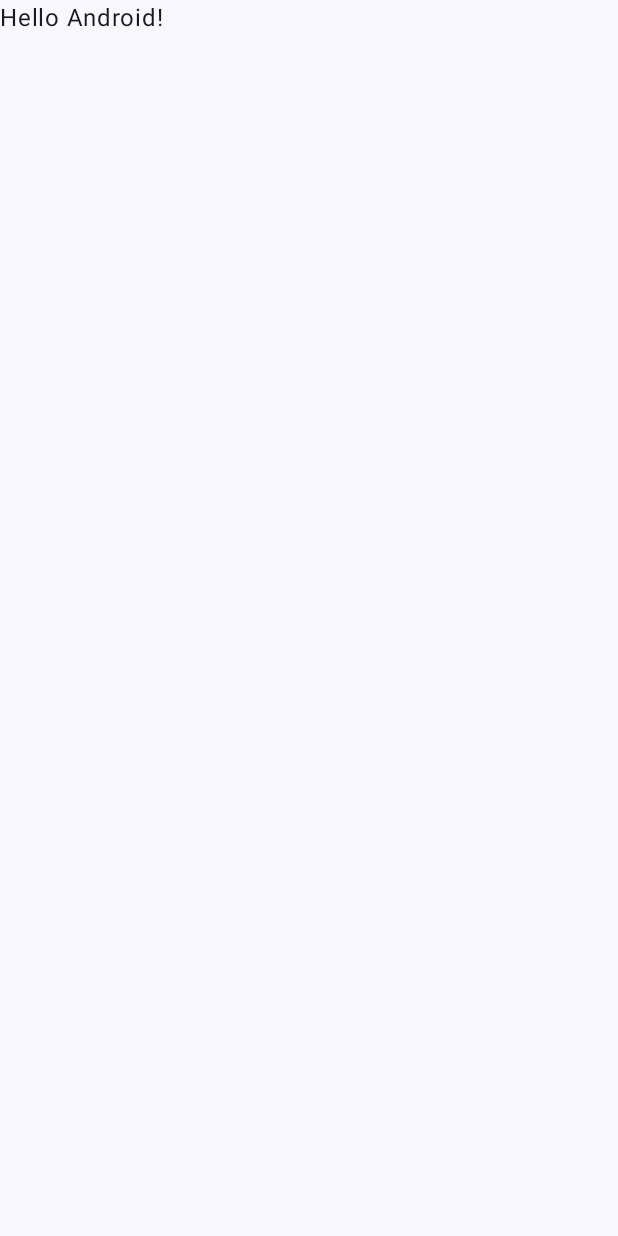
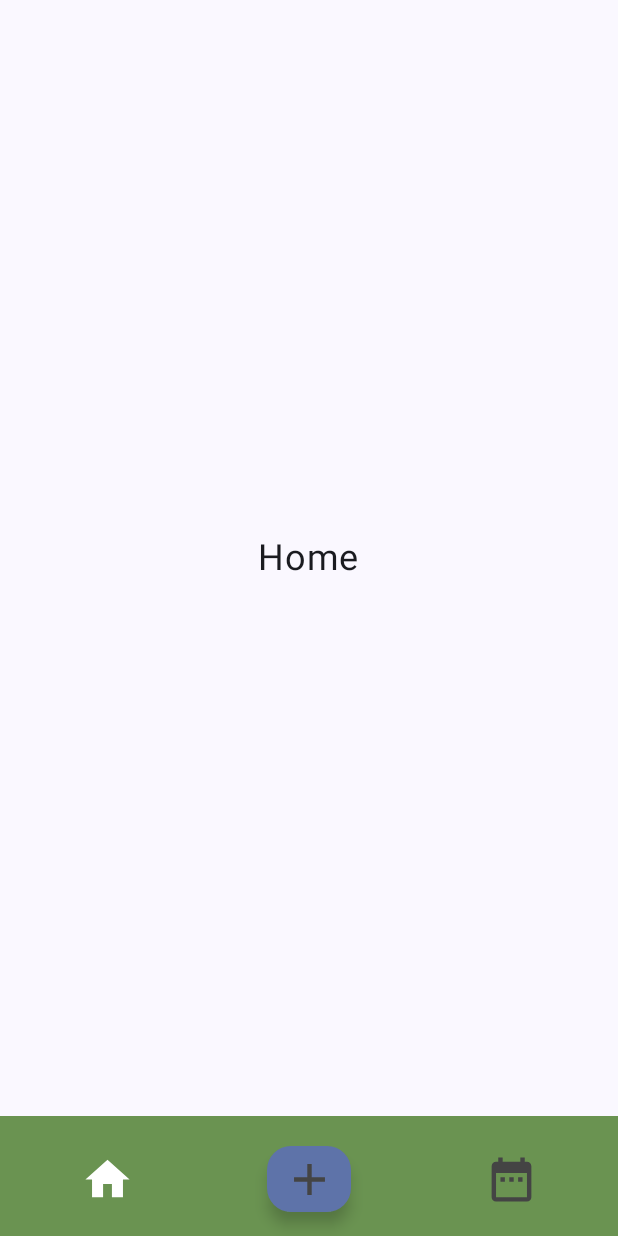
Before and after one commit to DevilsDomain/Shelfy, an Android app built with Jetpack Compose: the screen it shows after launch (MainActivity), on a phone screen of 412 x 824 dp. Before the commit the screen is almost empty. Run offline under Robolectric (Android 15) with nearby library versions, the phone set to English and light mode, and no system bars.

Commit message:
functional navbar created

```diff
--- a/app/build.gradle.kts
+++ b/app/build.gradle.kts
@@ -50,7 +50,7 @@ android {
 }
 
 dependencies {
-
+    implementation("androidx.navigation:navigation-compose:2.7.7")
     implementation(libs.androidx.core.ktx)
     implementation(libs.androidx.lifecycle.runtime.ktx)
     implementation(libs.androidx.activity.compose)
--- a/app/src/main/java/com/example/shelfy/MainActivity.kt
+++ b/app/src/main/java/com/example/shelfy/MainActivity.kt
@@ -4,13 +4,7 @@ import android.os.Bundle
 import androidx.activity.ComponentActivity
 import androidx.activity.compose.setContent
 import androidx.activity.enableEdgeToEdge
-import androidx.compose.foundation.layout.fillMaxSize
-import androidx.compose.foundation.layout.padding
-import androidx.compose.material3.Scaffold
-import androidx.compose.material3.Text
-import androidx.compose.runtime.Composable
-import androidx.compose.ui.Modifier
-import androidx.compose.ui.tooling.preview.Preview
+import com.example.shelfy.navigation.AppNavbar
 import com.example.shelfy.ui.theme.ShelfyTheme
 
 class MainActivity : ComponentActivity() {
@@ -19,29 +13,8 @@ class MainActivity : ComponentActivity() {
         enableEdgeToEdge()
         setContent {
             ShelfyTheme {
-                Scaffold(modifier = Modifier.fillMaxSize()) { innerPadding ->
-                    Greeting(
-                        name = "Android",
-                        modifier = Modifier.padding(innerPadding)
-                    )
-                }
+                AppNavbar()
             }
         }
     }
 }
-
-@Composable
-fun Greeting(name: String, modifier: Modifier = Modifier) {
-    Text(
-        text = "Hello $name!",
-        modifier = modifier
-    )
-}
-
-@Preview(showBackground = true)
-@Composable
-fun GreetingPreview() {
-    ShelfyTheme {
-        Greeting("Android")
-    }
-}
--- /dev/null
+++ b/app/src/main/java/com/example/shelfy/navigation/AppNavbar.kt
@@ -0,0 +1,91 @@
+package com.example.shelfy.navigation
+
+import androidx.compose.foundation.layout.Box
+import androidx.compose.foundation.layout.padding
+import androidx.compose.foundation.layout.size
+import androidx.compose.material.icons.Icons
+import androidx.compose.material.icons.filled.Add
+import androidx.compose.material.icons.filled.AddCircle
+import androidx.compose.material.icons.filled.DateRange
+import androidx.compose.material.icons.filled.Home
+import androidx.compose.material3.BottomAppBar
+import androidx.compose.material3.FloatingActionButton
+import androidx.compose.material3.Icon
+import androidx.compose.material3.IconButton
+import androidx.compose.material3.Scaffold
+import androidx.compose.runtime.Composable
+import androidx.compose.runtime.mutableStateOf
+import androidx.compose.runtime.remember
+import androidx.compose.ui.Alignment
+import androidx.compose.ui.Modifier
+import androidx.compose.ui.graphics.Color
+import androidx.compose.ui.platform.LocalContext
+import androidx.compose.ui.unit.dp
+import androidx.navigation.compose.NavHost
+import androidx.navigation.compose.composable
+import androidx.navigation.compose.rememberNavController
+import com.example.shelfy.screens.browse.BrowseScreen
+import com.example.shelfy.screens.home.HomeScreen
+import com.example.shelfy.screens.timeline.TimelineScreen
+import com.example.shelfy.ui.theme.LibbyGreen
+
+
+@Composable
+fun AppNavbar () {
+    val navController = rememberNavController()
+    val context = LocalContext.current.applicationContext
+    val selected = remember {
+        mutableStateOf(Icons.Default.Home)
+    }
+
+    Scaffold(
+        bottomBar = {
+            BottomAppBar(
+                containerColor = LibbyGreen
+            ) {
+                IconButton(onClick = {
+                    selected.value = Icons.Default.Home
+                    navController.navigate(Screens.Home.screen){
+                        popUpTo(0)
+                    }
+                } ,
+                    modifier = Modifier.weight(1f)) {
+                    Icon(Icons.Default.Home , contentDescription = "home", modifier = Modifier.size(35.dp),
+                        tint = if(selected.value == Icons.Default.Home) Color.White else Color.DarkGray)
+                }
+                Box(modifier = Modifier
+                    .weight(1f)
+                    .padding(16.dp), contentAlignment = Alignment.Center) {
+                    FloatingActionButton(onClick = {
+                        selected.value = Icons.Default.AddCircle
+                        navController.navigate(Screens.Browse.screen){
+                            popUpTo(0)
+                        }
+                    }) {
+                        Icon(Icons.Default.Add, contentDescription = "browse", modifier = Modifier.size(35.dp) ,
+                            tint = if(selected.value == Icons.Default.Add) Color.White else Color.DarkGray)
+                    }
+                }
+                IconButton(onClick = {
+                    selected.value = Icons.Default.DateRange
+                    navController.navigate(Screens.Timeline.screen){
+                        popUpTo(0)
+                    }
+                } ,
+                    modifier = Modifier.weight(1f)) {
+                    Icon(Icons.Default.DateRange , contentDescription = "home", modifier = Modifier.size(35.dp),
+                        tint = if(selected.value == Icons.Default.DateRange) Color.White else Color.DarkGray)
+                }
+            }
+        }
+    ) {paddingValues ->
+        NavHost(navController = navController, startDestination = Screens.Home.screen,
+            modifier = Modifier.padding(paddingValues)){
+            composable(Screens.Home.screen){ HomeScreen()}
+            composable(Screens.Browse.screen){ BrowseScreen() }
+            composable(Screens.Timeline.screen){ TimelineScreen() }
+
+        }
+
+    }
+}
--- /dev/null
+++ b/app/src/main/java/com/example/shelfy/navigation/Screens.kt
@@ -0,0 +1,7 @@
+package com.example.shelfy.navigation
+
+sealed class Screens(val screen: String) {
+    data object Home: Screens("home")
+    data object Browse: Screens("browse")
+    data object Timeline: Screens("timeline")
+}
--- /dev/null
+++ b/app/src/main/java/com/example/shelfy/screens/home/HomeScreen.kt
@@ -0,0 +1,24 @@
+package com.example.shelfy.screens.home
+import androidx.compose.foundation.layout.Arrangement
+import androidx.compose.foundation.layout.Column
+import androidx.compose.foundation.layout.fillMaxSize
+import androidx.compose.foundation.layout.padding
+import androidx.compose.material3.Text
+import androidx.compose.runtime.Composable
+import androidx.compose.ui.Alignment
+import androidx.compose.ui.Modifier
+import androidx.compose.ui.unit.dp
+import androidx.compose.ui.unit.sp
+
+@Composable
+fun HomeScreen() {
+    Column(
+        modifier = Modifier
+            .fillMaxSize()
+            .padding(16.dp),
+        verticalArrangement = Arrangement.Center,
+        horizontalAlignment = Alignment.CenterHorizontally
+    ) {
+        Text(text = "Home", fontSize = 24.sp)
+    }
+}
--- a/app/src/main/java/com/example/shelfy/ui/theme/Color.kt
+++ b/app/src/main/java/com/example/shelfy/ui/theme/Color.kt
@@ -9,3 +9,4 @@ val Pink80 = Color(0xFFEFB8C8)
 val Purple40 = Color(0xFF6650a4)
 val PurpleGrey40 = Color(0xFF625b71)
 val Pink40 = Color(0xFF7D5260)
+val LibbyGreen = Color(0xFF6A9351)
--- a/app/src/main/java/com/example/shelfy/ui/theme/Theme.kt
+++ b/app/src/main/java/com/example/shelfy/ui/theme/Theme.kt
@@ -12,7 +12,7 @@ import androidx.compose.runtime.Composable
 import androidx.compose.ui.platform.LocalContext
 
 private val DarkColorScheme = darkColorScheme(
-    primary = Purple80,
+    primary = LibbyGreen,
     secondary = PurpleGrey80,
     tertiary = Pink80
 )
```
Also changed, not shown: app/src/main/java/com/example/shelfy/screens/browse/BrowseScreen.kt (added, +25 -0 lines), app/src/main/java/com/example/shelfy/screens/browse/BrowseViewModel.kt (added, +9 -0 lines), app/src/main/java/com/example/shelfy/screens/details/DetailsScreen.kt (added, +25 -0 lines), app/src/main/java/com/example/shelfy/screens/details/DetailsViewModel.kt (added, +9 -0 lines), app/src/main/java/com/example/shelfy/screens/home/HomeViewModel.kt (added, +7 -0 lines), app/src/main/java/com/example/shelfy/screens/timeline/TimelineScreen.kt (added, +23 -0 lines), app/src/main/java/com/example/shelfy/screens/timeline/TimelineViewModel.kt (added, +7 -0 lines).
